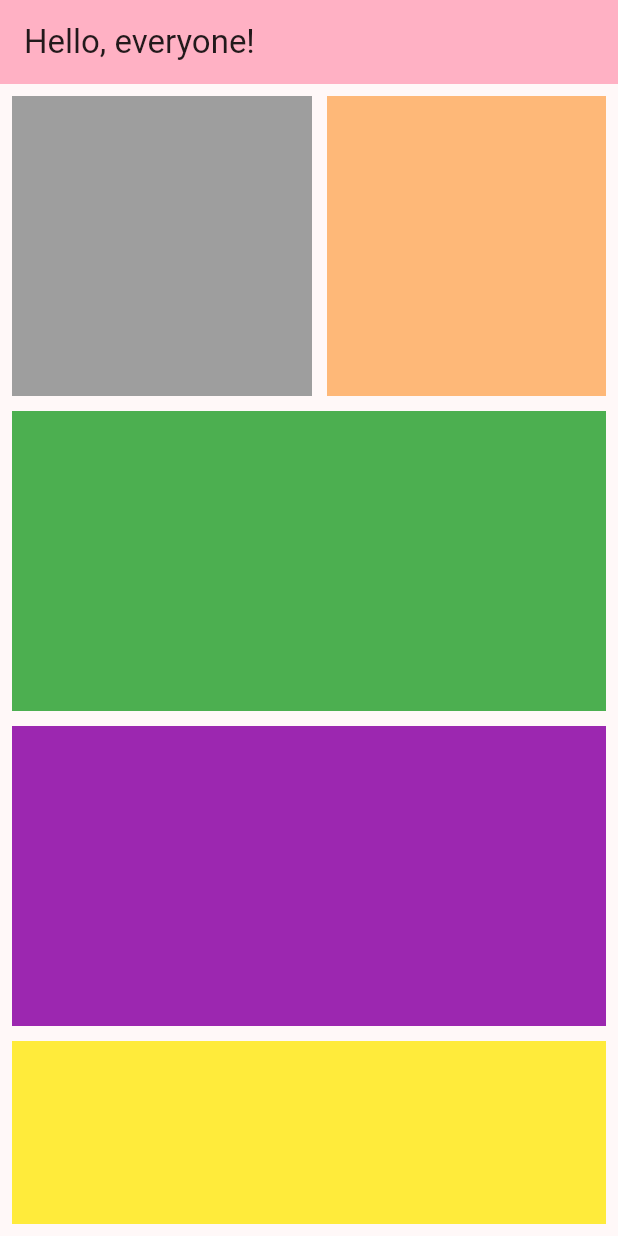
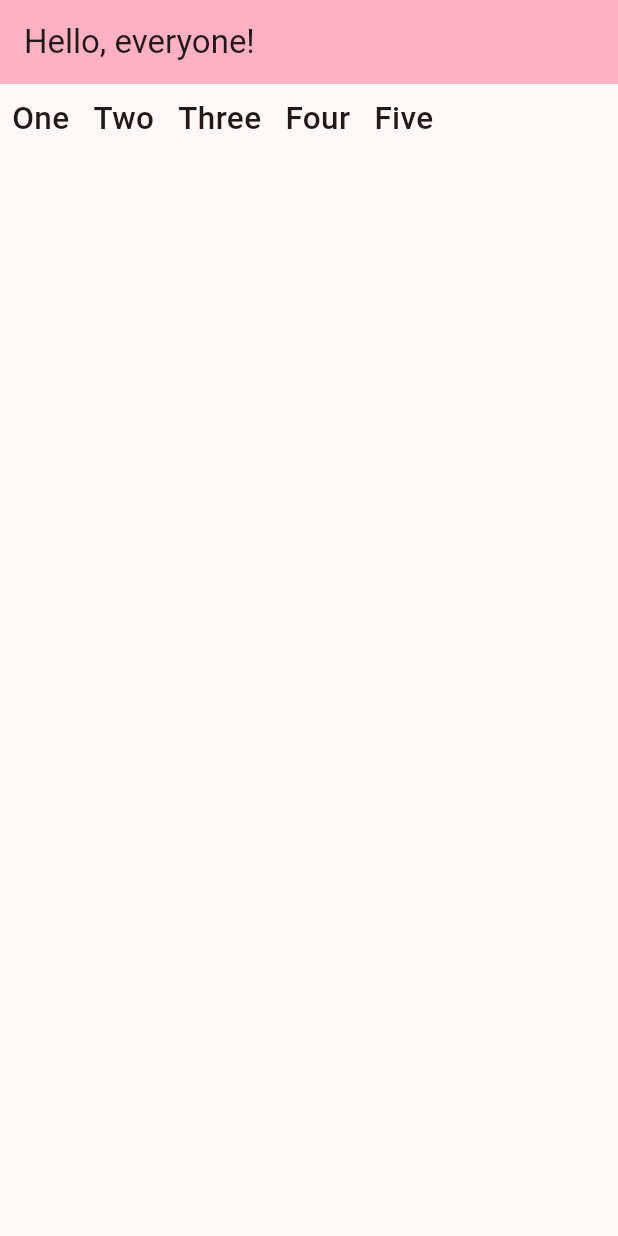
Before and after one commit to AM1T-44/Flutter-Learning, a Flutter app: the screen it shows after launch, on a phone screen of 412 x 824 dp. Run offline on Flutter 3.47's test engine with Material 3 defaults, Android fonts, the phone set to English and light mode, and no system bars.

```diff
--- a/flutter_learn/lib/main.dart
+++ b/flutter_learn/lib/main.dart
@@ -40,82 +40,46 @@ class _MyHomePageState extends State<MyHomePage> {
           backgroundColor: Theme.of(context).colorScheme.inversePrimary,
           title: Text(widget.title),
         ),
-        body: Padding(
-          padding: const EdgeInsets.all(8.0),
-          child: SingleChildScrollView(
-            child: Column(
-              children: [
-                Container(
-                  child: SingleChildScrollView(
-                    scrollDirection: Axis.horizontal,
-                    child: Row(
-                      children: [
-                        Container(
-                          height: 200,
-                          width: 200,
-                          color: Colors.grey,
-                          margin: const EdgeInsets.only(right: 10, bottom: 10),
-                        ),
-                        Container(
-                          height: 200,
-                          width: 200,
-                          color: const Color.fromARGB(148, 254, 137, 27),
-                          margin: const EdgeInsets.only(right: 10, bottom: 10),
-                        ),
-                        Container(
-                          height: 200,
-                          width: 200,
-                          color: const Color.fromARGB(255, 221, 38, 218),
-                          margin: const EdgeInsets.only(right: 10, bottom: 10),
-                        ),
-                        Container(
-                          height: 200,
-                          width: 200,
-                          color: const Color.fromARGB(255, 66, 10, 10),
-                          margin: const EdgeInsets.only(bottom: 10),
-                        ),
-                      ],
-                    ),
-                  ),
-                ),
-                Container(
-                  height: 200,
-                  color: Colors.green,
-                  margin: const EdgeInsets.only(bottom: 10),
-                ),
-                Container(
-                  height: 200,
-                  color: Colors.purple,
-                  margin: const EdgeInsets.only(bottom: 10),
-                ),
-                Container(
-                  height: 200,
-                  color: Colors.yellow,
-                  margin: const EdgeInsets.only(bottom: 10),
-                ),
-                Container(
-                  height: 200,
-                  color: Colors.red,
-                  margin: const EdgeInsets.only(bottom: 10),
-                ),
-                Container(
-                  height: 200,
-                  color: Colors.green,
-                  margin: const EdgeInsets.only(bottom: 10),
-                ),
-                Container(
-                  height: 200,
-                  color: Colors.purple,
-                  margin: const EdgeInsets.only(bottom: 10),
-                ),
-                Container(
-                  height: 200,
-                  color: Colors.yellow,
-                  margin: const EdgeInsets.only(bottom: 10),
-                ),
-              ],
+        body: ListView(
+          scrollDirection: Axis.horizontal,
+          //reverse: true,
+          children: [
+            Padding(
+              padding: const EdgeInsets.all(8.0),
+              child: Text(
+                "One",
+                style: TextStyle(fontSize: 21, fontWeight: FontWeight.w500),
+              ),
             ),
-          ),
+            Padding(
+              padding: const EdgeInsets.all(8.0),
+              child: Text(
+                "Two",
+                style: TextStyle(fontSize: 21, fontWeight: FontWeight.w500),
+              ),
+            ),
+            Padding(
+              padding: const EdgeInsets.all(8.0),
+              child: Text(
+                "Three",
+                style: TextStyle(fontSize: 21, fontWeight: FontWeight.w500),
+              ),
+            ),
+            Padding(
+              padding: const EdgeInsets.all(8.0),
+              child: Text(
+                "Four",
+                style: TextStyle(fontSize: 21, fontWeight: FontWeight.w500),
+              ),
+            ),
+            Padding(
+              padding: const EdgeInsets.all(8.0),
+              child: Text(
+                "Five",
+                style: TextStyle(fontSize: 21, fontWeight: FontWeight.w500),
+              ),
+            )
+          ],
         ));
   }
 }
```
